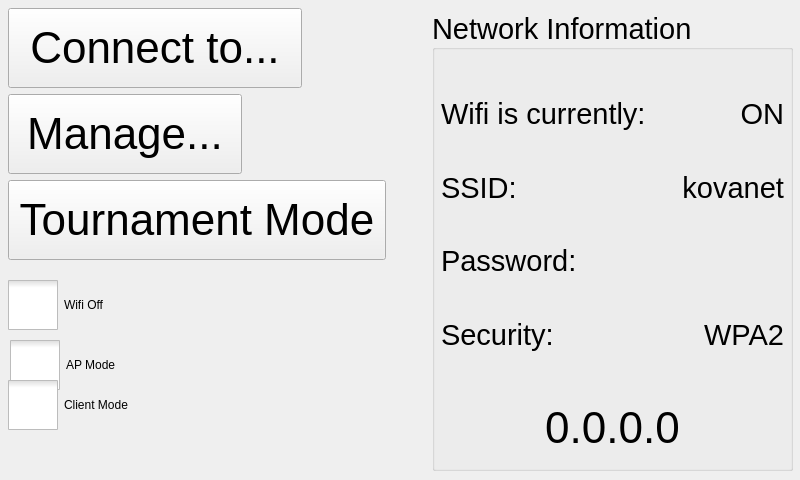
Before: the Qt Designer form ui/NetworkSettingsWidget.ui in kipr/botui, drawn with Qt 5.
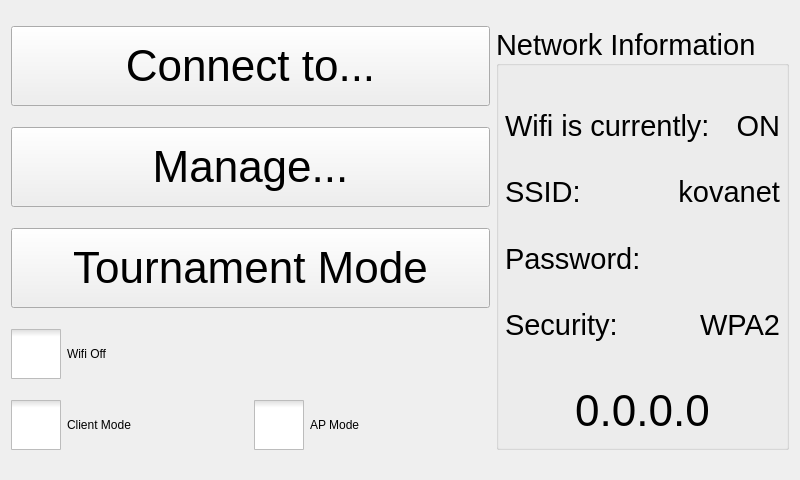
After: the same form once the commit is applied. Icons and pictures are not drawn.

Commit message: Fix NetworkManager DBus interface files and botui compilation

```diff
--- a/ui/NetworkSettingsWidget.ui
+++ b/ui/NetworkSettingsWidget.ui
@@ -13,15 +13,9 @@
   <property name="windowTitle">
    <string>Network Settings</string>
   </property>
-  <widget class="QPushButton" name="manage">
-   <property name="geometry">
-    <rect>
-     <x>8</x>
-     <y>94</y>
-     <width>234</width>
-     <height>80</height>
-    </rect>
-   </property>
+  <layout class="QGridLayout" name="gridLayout">
+   <item row="0" column="0" colspan="2">
+    <widget class="QPushButton" name="connect">
    <property name="minimumSize">
     <size>
      <width>0</width>
@@ -34,7 +28,7 @@
     </font>
    </property>
    <property name="text">
-    <string>Manage...</string>
+      <string>Connect to...</string>
    </property>
    <property name="icon">
     <iconset resource="../rc/icons.qrc">
@@ -47,39 +41,9 @@
     </size>
    </property>
   </widget>
-  <widget class="QPushButton" name="tournamentMode">
-   <property name="geometry">
-    <rect>
-     <x>8</x>
-     <y>180</y>
-     <width>378</width>
-     <height>80</height>
-    </rect>
-   </property>
-   <property name="minimumSize">
-    <size>
-     <width>0</width>
-     <height>80</height>
-    </size>
-   </property>
-   <property name="font">
-    <font>
-     <pointsize>33</pointsize>
-    </font>
-   </property>
-   <property name="text">
-    <string>Tournament Mode</string>
-   </property>
-  </widget>
+   </item>
+   <item row="0" column="2" rowspan="5">
   <widget class="QGroupBox" name="NetworkInfo">
-   <property name="geometry">
-    <rect>
-     <x>432</x>
-     <y>10</y>
-     <width>361</width>
-     <height>461</height>
-    </rect>
-   </property>
    <property name="font">
     <font>
      <pointsize>22</pointsize>
@@ -277,15 +241,9 @@
     </item>
    </layout>
   </widget>
-  <widget class="QPushButton" name="connect">
-   <property name="geometry">
-    <rect>
-     <x>8</x>
-     <y>8</y>
-     <width>294</width>
-     <height>80</height>
-    </rect>
-   </property>
+   </item>
+   <item row="1" column="0" colspan="2">
+    <widget class="QPushButton" name="manage">
    <property name="minimumSize">
     <size>
      <width>0</width>
@@ -298,7 +256,7 @@
     </font>
    </property>
    <property name="text">
-    <string>Connect to...</string>
+      <string>Manage...</string>
    </property>
    <property name="icon">
     <iconset resource="../rc/icons.qrc">
@@ -311,15 +269,27 @@
     </size>
    </property>
   </widget>
+   </item>
+   <item row="2" column="0" colspan="2">
+    <widget class="QPushButton" name="tournamentMode">
+     <property name="minimumSize">
+      <size>
+       <width>0</width>
+       <height>80</height>
+      </size>
+     </property>
+     <property name="font">
+      <font>
+       <pointsize>33</pointsize>
+      </font>
+     </property>
+     <property name="text">
+      <string>Tournament Mode</string>
+     </property>
+    </widget>
+   </item>
+   <item row="3" column="0" colspan="2">
   <widget class="QCheckBox" name="checkBox_2">
-   <property name="geometry">
-    <rect>
-     <x>8</x>
-     <y>280</y>
-     <width>200</width>
-     <height>50</height>
-    </rect>
-   </property>
    <property name="styleSheet">
     <string notr="true">QCheckBox::indicator{
 	width: 50px;
@@ -338,42 +308,9 @@
     <string>Wifi Off</string>
    </property>
   </widget>
-  <widget class="QCheckBox" name="checkBox_3">
-   <property name="geometry">
-    <rect>
-     <x>10</x>
-     <y>340</y>
-     <width>200</width>
-     <height>50</height>
-    </rect>
-   </property>
-   <property name="styleSheet">
-    <string notr="true">QCheckBox::indicator{
-	width: 50px;
-	height: 50px;
-}
-
-QCheckBox::indicator:checked{
-	image:url(&quot;../images/toggle.png&quot;);
-}
-
-QCheckBox::indicator:unchecked{
-	image:url(&quot;../images/toggleOff.png&quot;);
-}</string>
-   </property>
-   <property name="text">
-    <string>AP Mode</string>
-   </property>
-  </widget>
+   </item>
+   <item row="4" column="0">
   <widget class="QCheckBox" name="checkBox_4">
-   <property name="geometry">
-    <rect>
-     <x>8</x>
-     <y>380</y>
-     <width>200</width>
-     <height>50</height>
-    </rect>
-   </property>
    <property name="styleSheet">
     <string notr="true">QCheckBox::indicator{
 	width: 50px;
@@ -392,6 +329,29 @@
     <string>Client Mode</string>
    </property>
   </widget>
+   </item>
+   <item row="4" column="1">
+    <widget class="QCheckBox" name="checkBox_3">
+     <property name="styleSheet">
+      <string notr="true">QCheckBox::indicator{
+	width: 50px;
+	height: 50px;
+}
+
+QCheckBox::indicator:checked{
+	image:url(&quot;../images/toggle.png&quot;);
+}
+
+QCheckBox::indicator:unchecked{
+	image:url(&quot;../images/toggleOff.png&quot;);
+}</string>
+     </property>
+     <property name="text">
+      <string>AP Mode</string>
+     </property>
+    </widget>
+   </item>
+  </layout>
  </widget>
  <resources>
   <include location="../rc/icons.qrc"/>
```
Left out of the diff: 4 changed lines with no effect on the pictures. Lines whose indentation alone changed are shown as unchanged. The commit also changes 238 other files.
